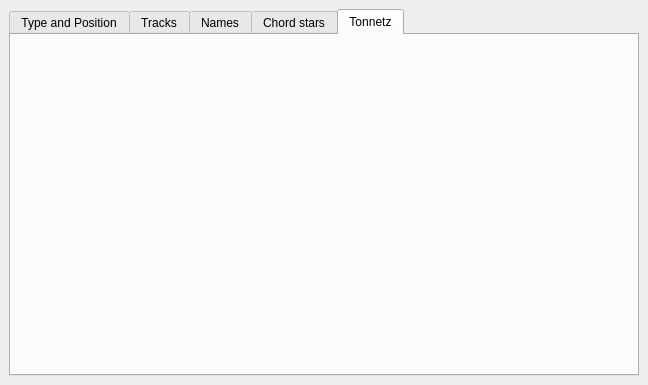
First picture: the form in ui/chordlayersetup.ui, repository lgmventura/MusicaVisual, before the edit.
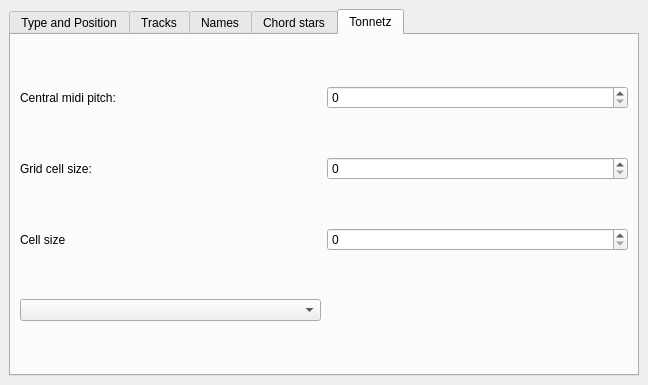
Second picture: the form after the edit. The open tabs and pages were chosen to show the change.

Commit message: EulerTonnetz and TonnetzRenderer transformed into namespaces with functions, so we don't need to create extra objects for them somewhere are pass them around through other classes' objects. New class RenderBuffer that can store important rendering baked calculations that we don't want to save (save settings) with the classes ChordLayers and BlockLayers. Now, using only for the tonnetz grid, which requires a bit more calculations to generate. Other things could be baked and stored there as well.

Diff of the .ui file:
```diff
--- a/ui/chordlayersetup.ui
+++ b/ui/chordlayersetup.ui
@@ -182,6 +182,41 @@
        <attribute name="title">
         <string>Tonnetz</string>
        </attribute>
+       <layout class="QGridLayout" name="gridLayout_5">
+        <item row="2" column="0">
+         <widget class="QLabel" name="lb_cellSize">
+          <property name="text">
+           <string>Cell size</string>
+          </property>
+         </widget>
+        </item>
+        <item row="1" column="0">
+         <widget class="QLabel" name="lb_gridCellSize">
+          <property name="text">
+           <string>Grid cell size:</string>
+          </property>
+         </widget>
+        </item>
+        <item row="1" column="1">
+         <widget class="QSpinBox" name="spb_gridCellSize"/>
+        </item>
+        <item row="3" column="0">
+         <widget class="QComboBox" name="cmb_tonnetzShape"/>
+        </item>
+        <item row="2" column="1">
+         <widget class="QSpinBox" name="spb_cellSize"/>
+        </item>
+        <item row="0" column="1">
+         <widget class="QSpinBox" name="spb_centralMidiPitch"/>
+        </item>
+        <item row="0" column="0">
+         <widget class="QLabel" name="lb_centralMidiPitch">
+          <property name="text">
+           <string>Central midi pitch:</string>
+          </property>
+         </widget>
+        </item>
+       </layout>
       </widget>
      </widget>
     </item>
```
Left out of the diff: 2 changed lines with no effect on the pictures. The commit also changes 17 other files.
